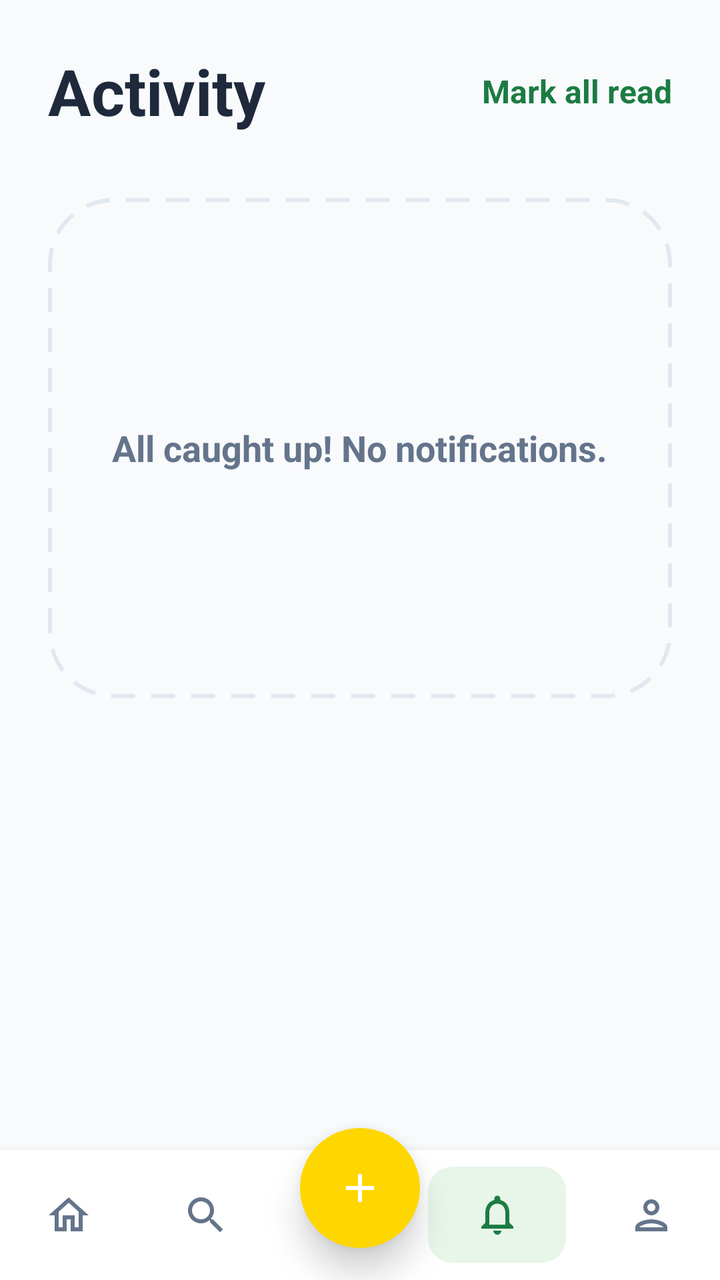
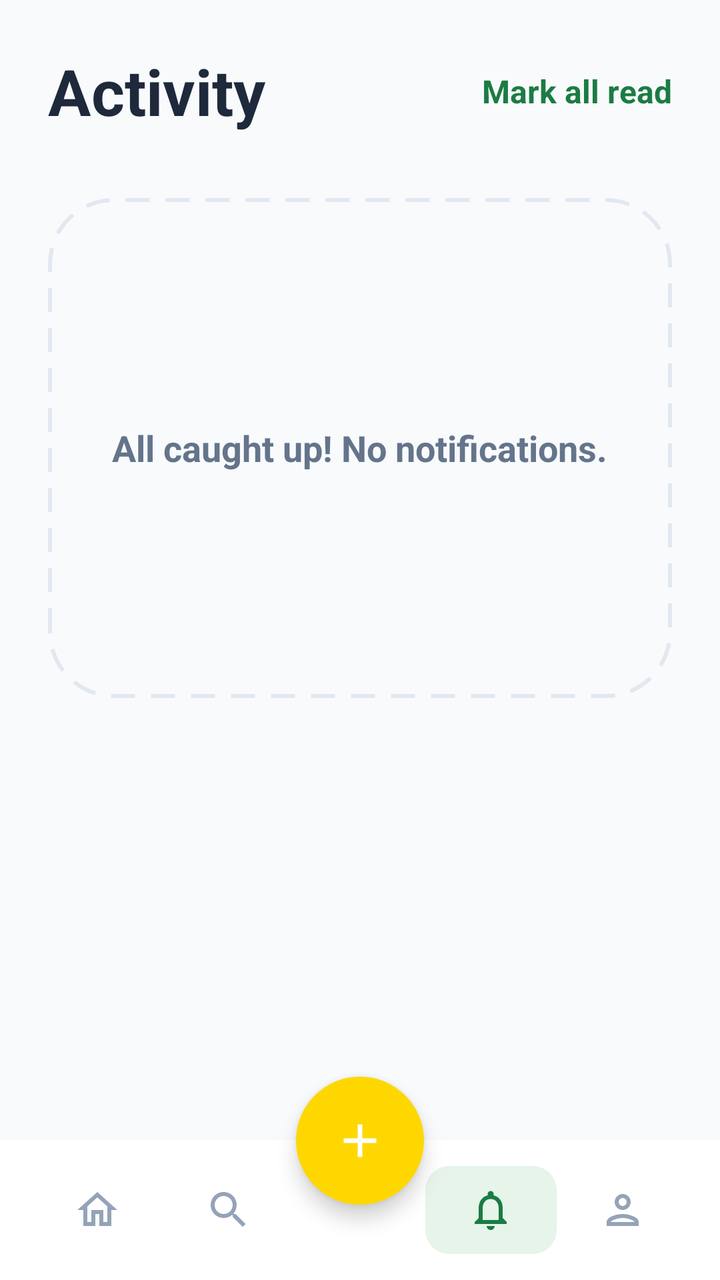

Two renders of the same Android screen: before a commit and after it. Below are the layout's source before the change and the commit's diff.
<!-- AndroidManifest.xml: application theme Theme.BAUSThub -->
<!-- res/layout/activity_notifications.xml -->
<?xml version="1.0" encoding="utf-8"?>
<androidx.constraintlayout.widget.ConstraintLayout xmlns:android="http://schemas.android.com/apk/res/android"
    xmlns:app="http://schemas.android.com/apk/res-auto"
    android:layout_width="match_parent"
    android:layout_height="match_parent"
    android:background="@color/bg_light">

    <ScrollView
        android:layout_width="match_parent"
        android:layout_height="0dp"
        android:fillViewport="true"
        app:layout_constraintBottom_toTopOf="@+id/bottomNavContainer"
        app:layout_constraintTop_toTopOf="parent">

        <LinearLayout
            android:layout_width="match_parent"
            android:layout_height="wrap_content"
            android:orientation="vertical"
            android:padding="24dp">

            
            <RelativeLayout
                android:layout_width="match_parent"
                android:layout_height="wrap_content"
                android:layout_marginBottom="32dp">

                <TextView
                    android:layout_width="wrap_content"
                    android:layout_height="wrap_content"
                    android:text="Activity"
                    android:textColor="@color/text_dark"
                    android:textSize="32sp"
                    android:textStyle="bold" />

                <TextView
                    android:id="@+id/btnMarkRead"
                    android:layout_width="wrap_content"
                    android:layout_height="wrap_content"
                    android:layout_alignParentEnd="true"
                    android:layout_centerVertical="true"
                    android:text="Mark all read"
                    android:textColor="@color/baust_green"
                    android:textSize="16sp"
                    android:textStyle="bold" />
            </RelativeLayout>

            
            <FrameLayout
                android:layout_width="match_parent"
                android:layout_height="250dp"
                android:background="@drawable/dashed_border_card"
                android:padding="20dp">

                <TextView
                    android:layout_width="wrap_content"
                    android:layout_height="wrap_content"
                    android:layout_gravity="center"
                    android:gravity="center"
                    android:text="All caught up! No notifications."
                    android:textColor="@color/text_grey"
                    android:textSize="18sp"
                    android:textStyle="bold" />
            </FrameLayout>

        </LinearLayout>
    </ScrollView>

    
    <androidx.constraintlayout.widget.ConstraintLayout
        android:id="@+id/bottomNavContainer"
        android:layout_width="match_parent"
        android:layout_height="80dp"
        app:layout_constraintBottom_toBottomOf="parent">

        <LinearLayout
            android:id="@+id/bottomNav"
            android:layout_width="match_parent"
            android:layout_height="65dp"
            android:background="@color/white"
            android:gravity="center_vertical"
            android:orientation="horizontal"
            android:elevation="8dp"
            app:layout_constraintBottom_toBottomOf="parent">

            <ImageButton
                android:id="@+id/btnNavHome"
                android:layout_width="0dp"
                android:layout_height="match_parent"
                android:layout_weight="1"
                android:background="?attr/selectableItemBackgroundBorderless"
                android:src="@drawable/ic_nav_home"
                app:tint="@color/text_grey"
                android:contentDescription="Home" />

            <ImageButton
                android:id="@+id/btnNavSearch"
                android:layout_width="0dp"
                android:layout_height="match_parent"
                android:layout_weight="1"
                android:background="?attr/selectableItemBackgroundBorderless"
                android:src="@drawable/ic_nav_search"
                app:tint="@color/text_grey"
                android:contentDescription="Search" />

            <View
                android:layout_width="0dp"
                android:layout_height="match_parent"
                android:layout_weight="1" />

            <ImageButton
                android:id="@+id/btnNavNotifications"
                android:layout_width="0dp"
                android:layout_height="48dp"
                android:layout_weight="1"
                android:layout_margin="8dp"
                android:background="@drawable/nav_item_bg"
                android:src="@drawable/ic_nav_notifications"
                app:tint="@color/baust_green"
                android:contentDescription="Notifications" />

            <ImageButton
                android:id="@+id/btnNavProfile"
                android:layout_width="0dp"
                android:layout_height="match_parent"
                android:layout_weight="1"
                android:background="?attr/selectableItemBackgroundBorderless"
                android:src="@drawable/ic_nav_profile"
                app:tint="@color/text_grey"
                android:contentDescription="Profile" />

        </LinearLayout>

        <ImageButton
            android:id="@+id/btnAdd"
            android:layout_width="60dp"
            android:layout_height="60dp"
            android:background="@drawable/circle_solid_yellow"
            android:elevation="10dp"
            android:padding="12dp"
            android:scaleType="centerInside"
            android:src="@drawable/ic_nav_add"
            app:layout_constraintBottom_toBottomOf="parent"
            app:layout_constraintEnd_toEndOf="parent"
            app:layout_constraintStart_toStartOf="parent"
            app:layout_constraintTop_toTopOf="parent"
            app:layout_constraintVertical_bias="0.2"
            app:tint="@color/white"
            android:contentDescription="Add" />

    </androidx.constraintlayout.widget.ConstraintLayout>

</androidx.constraintlayout.widget.ConstraintLayout>
<!-- resources referenced by this layout -->
<resources>
  <color name="baust_green">#1B7C43</color>
  <color name="bg_light">#F8FAFC</color>
  <color name="text_dark">#1E293B</color>
  <color name="text_grey">#64748B</color>
  <color name="white">#FFFFFFFF</color>
  <!-- drawable circle_solid_yellow (drawable) -->
  <?xml version="1.0" encoding="utf-8"?>
  <shape xmlns:android="http://schemas.android.com/apk/res/android"
      android:shape="oval">
      <solid android:color="@color/baust_yellow" />
  </shape>
  <!-- drawable dashed_border_card (drawable) -->
  <?xml version="1.0" encoding="utf-8"?>
  <shape xmlns:android="http://schemas.android.com/apk/res/android">
      <solid android:color="@android:color/transparent" />
      <stroke
          android:width="2dp"
          android:color="@color/border_grey"
          android:dashGap="8dp"
          android:dashWidth="12dp" />
      <corners android:radius="32dp" />
  </shape>
  <!-- drawable ic_nav_add (drawable) -->
  <vector xmlns:android="http://schemas.android.com/apk/res/android"
      android:width="24dp"
      android:height="24dp"
      android:viewportWidth="24"
      android:viewportHeight="24">
      <path
          android:fillColor="@color/white"
          android:pathData="M19,13h-6v6h-2v-6H5v-2h6V5h2v6h6v2z" />
  </vector>
  <!-- drawable ic_nav_home (drawable) -->
  <vector xmlns:android="http://schemas.android.com/apk/res/android"
      android:width="24dp"
      android:height="24dp"
      android:viewportWidth="24"
      android:viewportHeight="24">
      <path
          android:fillColor="@color/text_grey"
          android:pathData="M12,5.69l5,4.5V18h-2v-6H9v6H7v-7.81L12,5.69M12,3L2,12h3v8h6v-6h2v6h6v-8h3L12,3z" />
  </vector>
  <!-- drawable ic_nav_notifications (drawable) -->
  <vector xmlns:android="http://schemas.android.com/apk/res/android"
      android:width="24dp"
      android:height="24dp"
      android:viewportWidth="24"
      android:viewportHeight="24">
      <path
          android:fillColor="@color/text_grey"
          android:pathData="M12,22c1.1,0 2,-0.9 2,-2h-4c0,1.1 0.9,2 2,2zM18,16v-5c0,-3.07 -1.63,-5.64 -4.5,-6.32V4c0,-0.83 -0.67,-1.5 -1.5,-1.5s-1.5,0.67 -1.5,1.5v0.68C7.64,5.36 6,7.92 6,11v5l-2,2v1h16v-1l-2,-2zM16,17H8v-6c0,-2.48 1.51,-4.5 4,-4.5s4,2.02 4,4.5v6z" />
  </vector>
  <!-- drawable ic_nav_profile (drawable) -->
  <vector xmlns:android="http://schemas.android.com/apk/res/android"
      android:width="24dp"
      android:height="24dp"
      android:viewportWidth="24"
      android:viewportHeight="24">
      <path
          android:fillColor="@color/text_grey"
          android:pathData="M12,6c1.1,0 2,0.9 2,2s-0.9,2 -2,2 -2,-0.9 -2,-2 0.9,-2 2,-2m0,10c2.7,0 5.8,1.29 6,2H6c0.23,-0.72 3.31,-2 6,-2m0,-12C9.79,4 8,5.79 8,8s1.79,4 4,4 4,-1.79 4,-4 -1.79,-4 -4,-4zm0,10c-2.67,0 -8,1.33 -8,4v2h16v-2c0,-2.67 -5.33,-4 -8,-4z" />
  </vector>
  <!-- drawable ic_nav_search (drawable) -->
  <vector xmlns:android="http://schemas.android.com/apk/res/android"
      android:width="24dp"
      android:height="24dp"
      android:viewportWidth="24"
      android:viewportHeight="24">
      <path
          android:fillColor="@color/text_grey"
          android:pathData="M15.5,14h-0.79l-0.28,-0.27C15.41,12.59 16,11.11 16,9.5 16,5.91 13.09,3 9.5,3S3,5.91 3,9.5 5.91,16 9.5,16c1.61,0 3.09,-0.59 4.23,-1.57l0.27,0.28v0.79l5,4.99L20.49,19l-4.99,-5zM9.5,14C7.01,14 5,11.99 5,9.5S7.01,5 9.5,5 14,7.01 14,9.5 11.99,14 9.5,14z" />
  </vector>
  <!-- drawable nav_item_bg (drawable) -->
  <?xml version="1.0" encoding="utf-8"?>
  <shape xmlns:android="http://schemas.android.com/apk/res/android">
      <solid android:color="#E8F5E9" />
      <corners android:radius="12dp" />
  </shape>
  <style name="Theme.BAUSThub" parent="Base.Theme.BAUSThub" />
  <color name="baust_yellow">#FFD700</color>
  <color name="border_grey">#E2E8F0</color>
  <style name="Base.Theme.BAUSThub" parent="Theme.Material3.DayNight.NoActionBar">
          
          
      </style>
</resources>

<!-- the commit's change to res/layout/activity_notifications.xml (unified diff, before → after) -->
@@ -3,7 +3,9 @@
     xmlns:app="http://schemas.android.com/apk/res-auto"
     android:layout_width="match_parent"
     android:layout_height="match_parent"
-    android:background="@color/bg_light">
+    android:background="@color/bg_light"
+    android:clipChildren="false"
+    android:clipToPadding="false">
 
     <ScrollView
         android:layout_width="match_parent"
@@ -69,17 +71,19 @@
     <androidx.constraintlayout.widget.ConstraintLayout
         android:id="@+id/bottomNavContainer"
         android:layout_width="match_parent"
-        android:layout_height="80dp"
+        android:layout_height="90dp"
+        android:clipChildren="false"
+        android:clipToPadding="false"
         app:layout_constraintBottom_toBottomOf="parent">
 
         <LinearLayout
             android:id="@+id/bottomNav"
             android:layout_width="match_parent"
-            android:layout_height="65dp"
+            android:layout_height="70dp"
             android:background="@color/white"
             android:gravity="center_vertical"
             android:orientation="horizontal"
-            android:elevation="8dp"
+            android:paddingHorizontal="16dp"
             app:layout_constraintBottom_toBottomOf="parent">
 
             <ImageButton
@@ -89,7 +93,7 @@
                 android:layout_weight="1"
                 android:background="?attr/selectableItemBackgroundBorderless"
                 android:src="@drawable/ic_nav_home"
-                app:tint="@color/text_grey"
+                app:tint="#94A3B8"
                 android:contentDescription="Home" />
 
             <ImageButton
@@ -99,7 +103,7 @@
                 android:layout_weight="1"
                 android:background="?attr/selectableItemBackgroundBorderless"
                 android:src="@drawable/ic_nav_search"
-                app:tint="@color/text_grey"
+                app:tint="#94A3B8"
                 android:contentDescription="Search" />
 
             <View
@@ -107,16 +111,23 @@
                 android:layout_height="match_parent"
                 android:layout_weight="1" />
 
-            <ImageButton
-                android:id="@+id/btnNavNotifications"
+            <LinearLayout
                 android:layout_width="0dp"
-                android:layout_height="48dp"
+                android:layout_height="wrap_content"
                 android:layout_weight="1"
-                android:layout_margin="8dp"
-                android:background="@drawable/nav_item_bg"
-                android:src="@drawable/ic_nav_notifications"
-                app:tint="@color/baust_green"
-                android:contentDescription="Notifications" />
+                android:background="@drawable/bg_profile_nav_active"
+                android:paddingVertical="10dp"
+                android:gravity="center">
+
+                <ImageButton
+                    android:id="@+id/btnNavNotifications"
+                    android:layout_width="24dp"
+                    android:layout_height="24dp"
+                    android:background="@android:color/transparent"
+                    android:src="@drawable/ic_nav_notifications"
+                    app:tint="#1B7C43"
+                    android:contentDescription="Notifications" />
+            </LinearLayout>
 
             <ImageButton
                 android:id="@+id/btnNavProfile"
@@ -125,25 +136,24 @@
                 android:layout_weight="1"
                 android:background="?attr/selectableItemBackgroundBorderless"
                 android:src="@drawable/ic_nav_profile"
-                app:tint="@color/text_grey"
+                app:tint="#94A3B8"
                 android:contentDescription="Profile" />
 
         </LinearLayout>
 
         <ImageButton
             android:id="@+id/btnAdd"
-            android:layout_width="60dp"
-            android:layout_height="60dp"
+            android:layout_width="64dp"
+            android:layout_height="64dp"
             android:background="@drawable/circle_solid_yellow"
-            android:elevation="10dp"
-            android:padding="12dp"
-            android:scaleType="centerInside"
+            android:elevation="6dp"
+            android:padding="18dp"
+            android:scaleType="fitCenter"
             android:src="@drawable/ic_nav_add"
-            app:layout_constraintBottom_toBottomOf="parent"
+            app:layout_constraintBottom_toTopOf="@+id/bottomNav"
             app:layout_constraintEnd_toEndOf="parent"
             app:layout_constraintStart_toStartOf="parent"
-            app:layout_constraintTop_toTopOf="parent"
-            app:layout_constraintVertical_bias="0.2"
+            app:layout_constraintTop_toTopOf="@+id/bottomNav"
             app:tint="@color/white"
             android:contentDescription="Add" />
 
<!-- resource entries referenced after the edit -->
@@ -5,6 +5,12 @@
   <color name="text_dark">#1E293B</color>
   <color name="text_grey">#64748B</color>
   <color name="white">#FFFFFFFF</color>
+  <!-- drawable bg_profile_nav_active (drawable) -->
+  <?xml version="1.0" encoding="utf-8"?>
+  <shape xmlns:android="http://schemas.android.com/apk/res/android">
+      <solid android:color="#E6F4EA"/>
+      <corners android:radius="12dp"/>
+  </shape>
   <!-- drawable circle_solid_yellow (drawable) -->
   <?xml version="1.0" encoding="utf-8"?>
   <shape xmlns:android="http://schemas.android.com/apk/res/android"
@@ -72,12 +78,6 @@
           android:fillColor="@color/text_grey"
           android:pathData="M15.5,14h-0.79l-0.28,-0.27C15.41,12.59 16,11.11 16,9.5 16,5.91 13.09,3 9.5,3S3,5.91 3,9.5 5.91,16 9.5,16c1.61,0 3.09,-0.59 4.23,-1.57l0.27,0.28v0.79l5,4.99L20.49,19l-4.99,-5zM9.5,14C7.01,14 5,11.99 5,9.5S7.01,5 9.5,5 14,7.01 14,9.5 11.99,14 9.5,14z" />
   </vector>
-  <!-- drawable nav_item_bg (drawable) -->
-  <?xml version="1.0" encoding="utf-8"?>
-  <shape xmlns:android="http://schemas.android.com/apk/res/android">
-      <solid android:color="#E8F5E9" />
-      <corners android:radius="12dp" />
-  </shape>
   <style name="Theme.BAUSThub" parent="Base.Theme.BAUSThub" />
   <color name="baust_yellow">#FFD700</color>
   <color name="border_grey">#E2E8F0</color>
